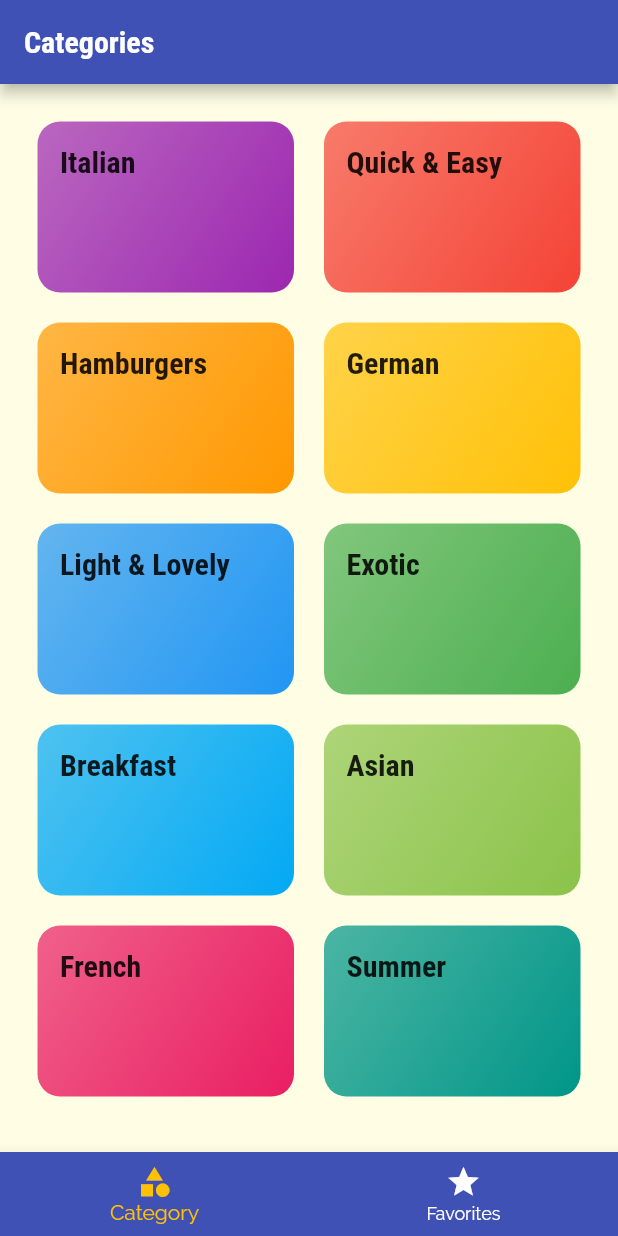
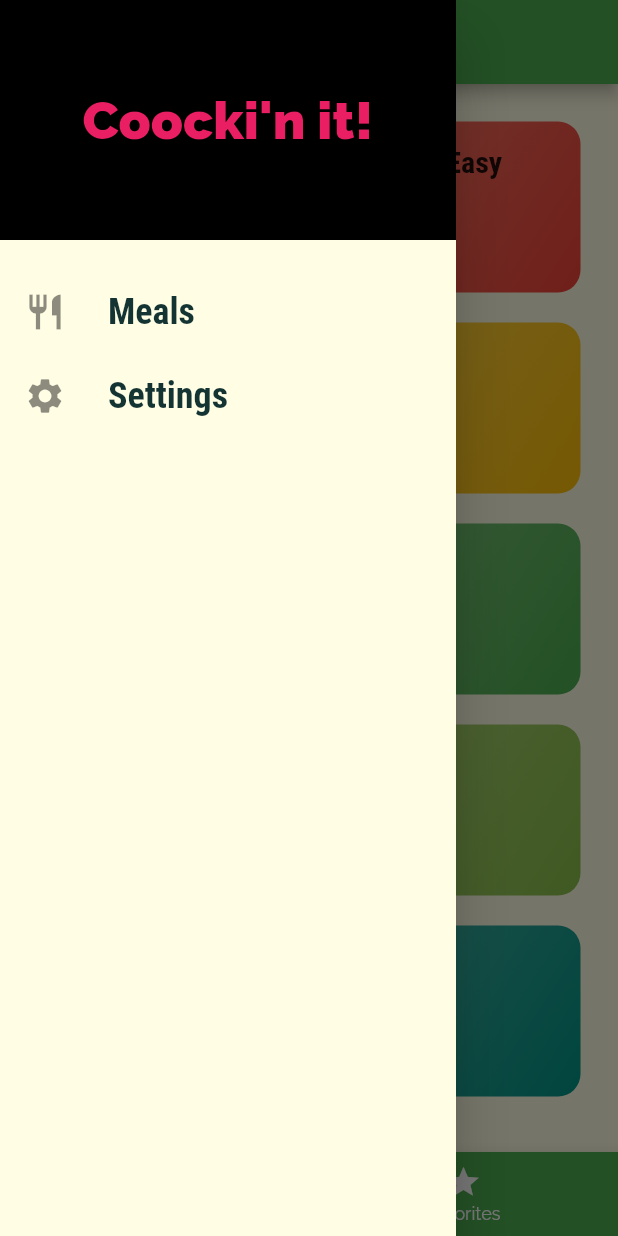
Before and after one commit to josuearroliga/RestaurantApp, a Flutter app: the screen it shows after launch, with the side drawer open (before the commit the screen has no drawer), on a phone screen of 412 x 824 dp. Run offline on Flutter 3.47's test engine with Material 2 defaults, Android fonts, the phone set to English and light mode, and no system bars; missing offline and left inert: dart:ffi.

Commit message:
22522 The drawer and its conections to the routes have been created, the bottom menu bar is also completed

```diff
--- a/lib/main.dart
+++ b/lib/main.dart
@@ -1,10 +1,10 @@
 import 'package:flutter/material.dart';
 
+import './screens/settings_screen.dart';
 import './screens/tabs_screen.dart';
 import './screens/category_meals_screen.dart';
 import './screens/meal_detail_screen.dart';
-
-import 'screens/categories_screen.dart';
+import './screens/categories_screen.dart';
 
 void main() => runApp(MyApp());
 
@@ -14,8 +14,8 @@ class MyApp extends StatelessWidget {
     return MaterialApp(
       title: 'DeliMeals',
       theme: ThemeData(
-          primarySwatch: Colors.indigo,
-          accentColor: Colors.amber,
+          primarySwatch: Colors.green,
+          accentColor: Colors.black,
           canvasColor: Color.fromRGBO(255, 254, 229, 1),
           fontFamily: 'Raleway',
           textTheme: ThemeData.light().textTheme.copyWith(
@@ -33,6 +33,8 @@ class MyApp extends StatelessWidget {
       routes: {
         CategoryMealsScreen.routeName: (ctx) => CategoryMealsScreen(),
         MealDetailScreen.routeName: (ctx) => MealDetailScreen(),
+        SettingsScreen.routeName: (ctx) => SettingsScreen(),
+        TabsScreen.routeName: (ctx) => TabsScreen(),
       },
 
       //Generating a different form to call pages.
--- a/lib/screens/tabs_screen.dart
+++ b/lib/screens/tabs_screen.dart
@@ -1,9 +1,11 @@
 import 'package:flutter/material.dart';
 
+import '/widgets/main_drawer.dart';
 import './categories_screen.dart';
 import './favorites_screen.dart';
 
 class TabsScreen extends StatefulWidget {
+  static const routeName = '/tabs-screen';
   @override
   _TabsScreenState createState() => _TabsScreenState();
 }
@@ -42,6 +44,7 @@ class _TabsScreenState extends State<TabsScreen> {
         //We will now use the data in the Map to dinamically change the title.
         title: Text(_pages[_selectedPageIndex]['title']),
       ),
+      drawer: MainDrawer(),
       //We now reference our list and pass the index, in this case, hte one
       //that onTap sent to the method after the user clicked the button.
       //We now make the reference to the List of Maps we just created.
--- /dev/null
+++ b/lib/widgets/main_drawer.dart
@@ -0,0 +1,69 @@
+import 'package:flutter/material.dart';
+import '/screens/tabs_screen.dart';
+
+import '/screens/settings_screen.dart';
+
+class MainDrawer extends StatelessWidget {
+//Creating listtle builder widget.
+
+  Widget ListTileBuilder(String title, IconData icon, Function tapHandler) {
+    return ListTile(
+      leading: Icon(
+        icon,
+        size: 28,
+      ),
+      title: Text(
+        title,
+        style: TextStyle(
+          fontSize: 24,
+          fontFamily: 'RobotoCondensed',
+          fontWeight: FontWeight.bold,
+        ),
+      ),
+      onTap: tapHandler,
+    );
+  }
+
+  @override
+  Widget build(BuildContext context) {
+    return Drawer(
+      child: Column(
+        children: [
+          Container(
+            height: 160,
+            width: double.infinity,
+            padding: EdgeInsets.all(20),
+            alignment: Alignment.centerRight,
+            color: Theme.of(context).colorScheme.secondary,
+            child: Center(
+                child: Text(
+              'Coocki\'n it!',
+              style: TextStyle(
+                decorationColor: Colors.black,
+                fontWeight: FontWeight.w900,
+                color: Colors.pink,
+                fontSize: 35,
+              ),
+            )),
+          ),
+          SizedBox(height: 20),
+          ListTileBuilder('Meals', Icons.restaurant, () {
+            //We add the navigator individually, since we want to load
+            //the home pacge we also create the static const for the
+            //route in the tbsscreen class.
+            Navigator.of(context).pushReplacementNamed(TabsScreen.routeName);
+          }),
+          ListTileBuilder(
+            'Settings',
+            Icons.settings,
+            () {
+              Navigator.of(context) //Using pushreplacedNamed to remove
+                  //the old page and only have the current one.
+                  .pushReplacementNamed(SettingsScreen.routeName);
+            },
+          ),
+        ],
+      ),
+    );
+  }
+}
```
Also changed, not shown: lib/screens/category_meals_screen.dart (+50 -22 lines), lib/screens/meal_detail_screen.dart (+13 -3 lines), lib/screens/settings_screen.dart (added, +25 -0 lines), lib/widgets/meal_item.dart (+13 -3 lines).
